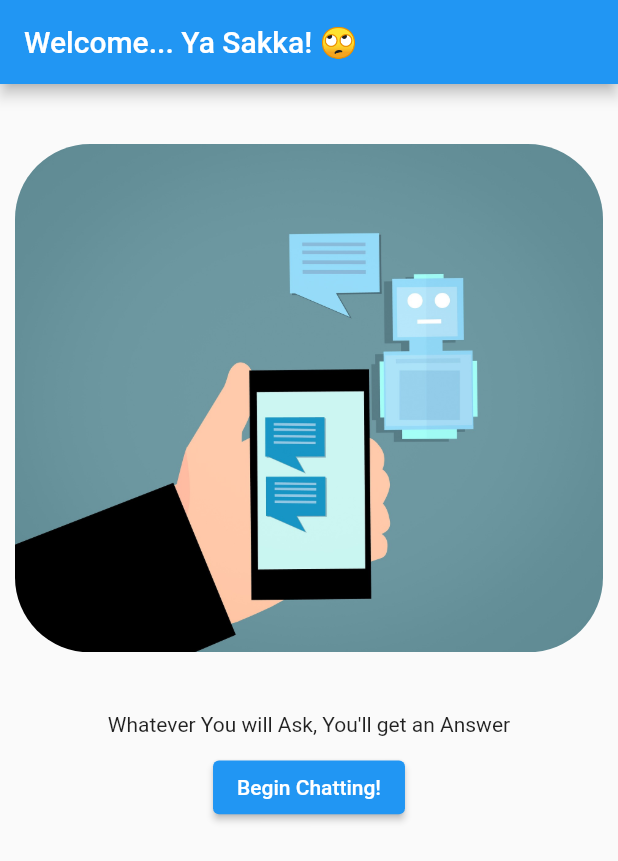
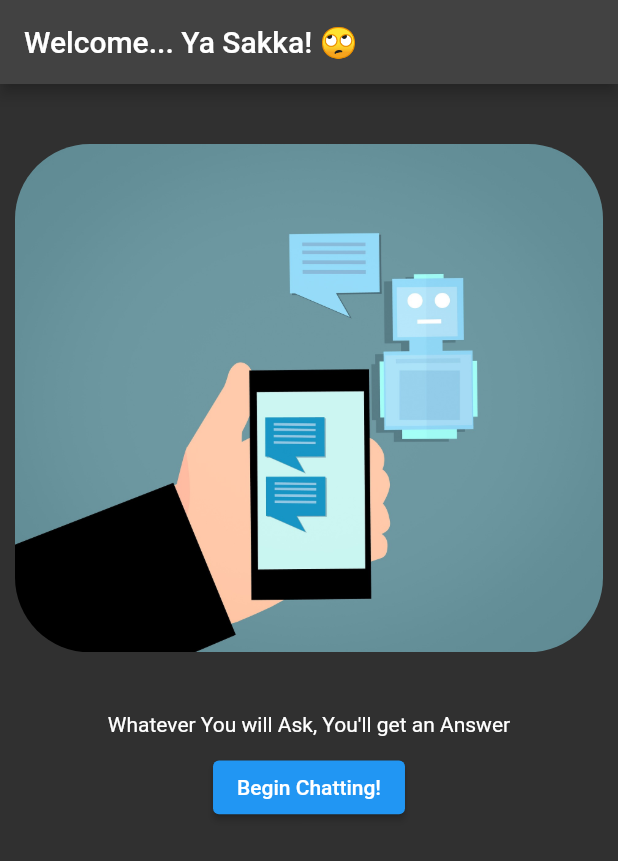
Before and after one commit to 3bdulra7manAmir/ChatGPT_bot, a Flutter app: the screen it shows after launch, on a phone screen of 412 x 824 dp. Shown: the top 861 px of the screen. Run offline on Flutter 3.47's test engine with Material 2 defaults, Android fonts, the phone set to English and light mode, and no system bars.

Commit message:
ChangingPageColorToDark_AbdulrahmanAmir

```diff
--- a/lib/main.dart
+++ b/lib/main.dart
@@ -14,10 +14,7 @@ class MyApp extends StatelessWidget
     return MaterialApp
     (
       title: 'Flutter Demo',
-      theme: ThemeData
-      (
-        primarySwatch: Colors.blue,
-      ),
+      theme: ThemeData.dark(),
       home: const WelcomeScreen(),
     );
   }
```
